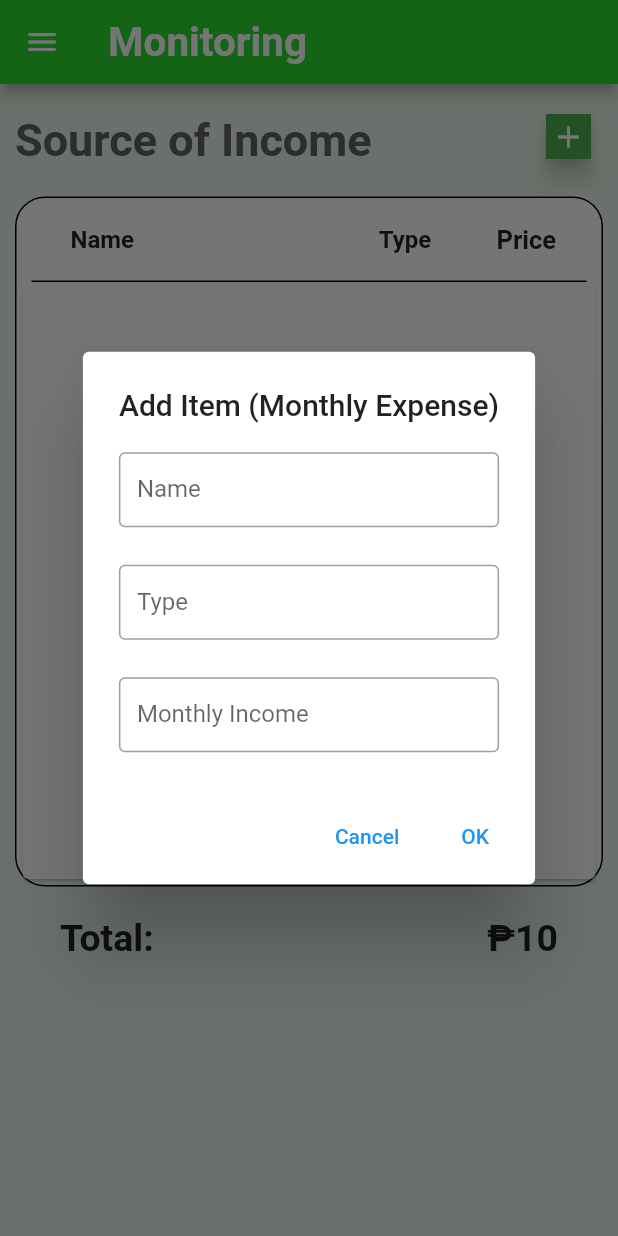
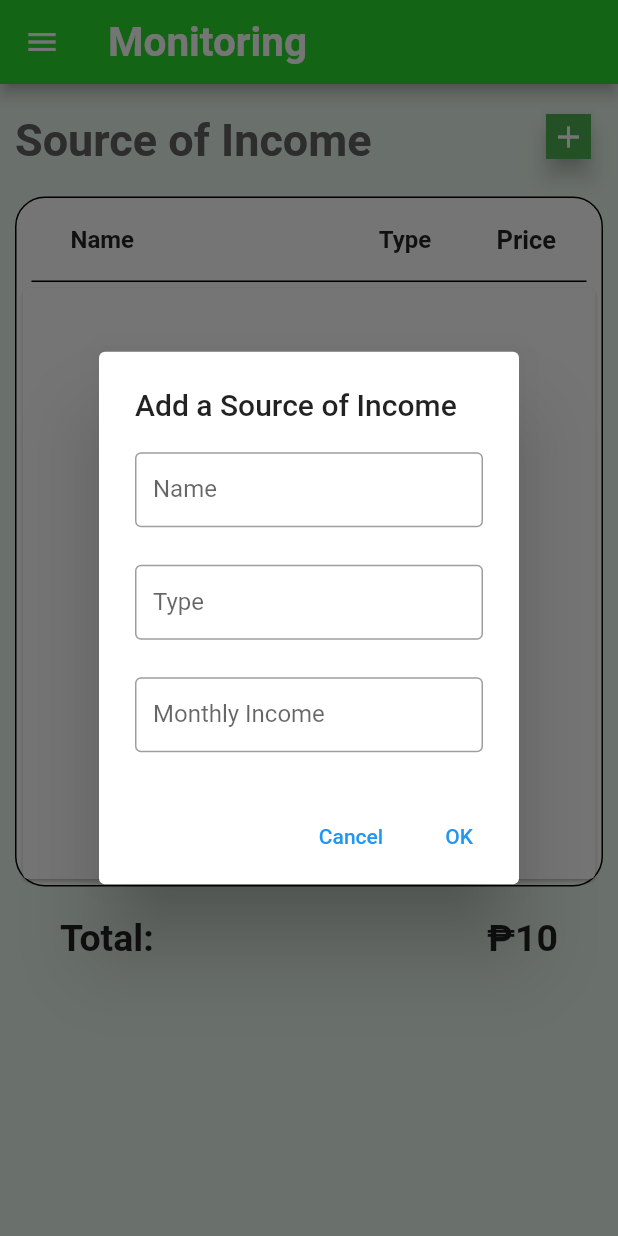
Before and after one commit to vonkulit/fire_moneytor, a Flutter app: the WorkIncomeMonitorScreen screen opened directly, after a tap on the "add" icon, on a phone screen of 412 x 824 dp. Run offline on Flutter 3.47's test engine with Material 2 defaults, Android fonts, the phone set to English and light mode, and no system bars; drawn by our look-alikes of auto_size_text; our stand-ins replace syncfusion_flutter_charts.

Commit message:
changed dialog box for each monitoring

```diff
--- a/lib/screens/savings_monitor.dart
+++ b/lib/screens/savings_monitor.dart
@@ -362,7 +362,7 @@ class _SavingMonitorScreenState extends State<SavingMonitorScreen> {
                         showDialog<String>(
                           context: context,
                           builder: (BuildContext context) => AlertDialog(
-                            title: const Text('Add Item (Monthly Expense)'),
+                            title: const Text('Add Savings/Investment'),
                             content: Container(
                               height: 200,
                               width: 150,
--- a/lib/screens/spendings_monitor.dart
+++ b/lib/screens/spendings_monitor.dart
@@ -363,7 +363,7 @@ class _SpendingMonitorScreenState extends State<SpendingMonitorScreen> {
                         showDialog<String>(
                           context: context,
                           builder: (BuildContext context) => AlertDialog(
-                            title: const Text('Add Item (Monthly Expense)'),
+                            title: const Text('Add a Monthly Expenses'),
                             content: Container(
                               height: 200,
                               width: 150,
--- a/lib/screens/work_income_monitor.dart
+++ b/lib/screens/work_income_monitor.dart
@@ -363,7 +363,7 @@ class _WorkIncomeMonitorScreenState extends State<WorkIncomeMonitorScreen> {
                         showDialog<String>(
                           context: context,
                           builder: (BuildContext context) => AlertDialog(
-                            title: const Text('Add Item (Monthly Expense)'),
+                            title: const Text('Add a Source of Income'),
                             content: Container(
                               height: 200,
                               width: 150,
```
